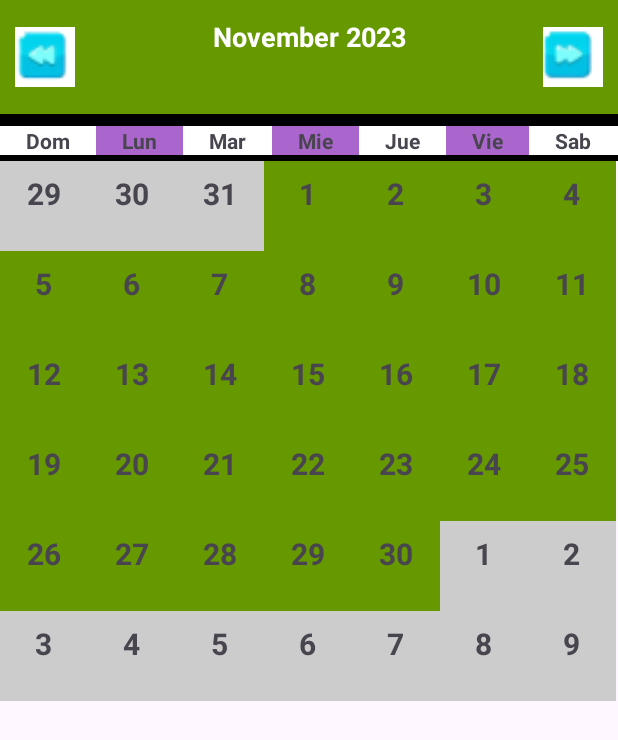
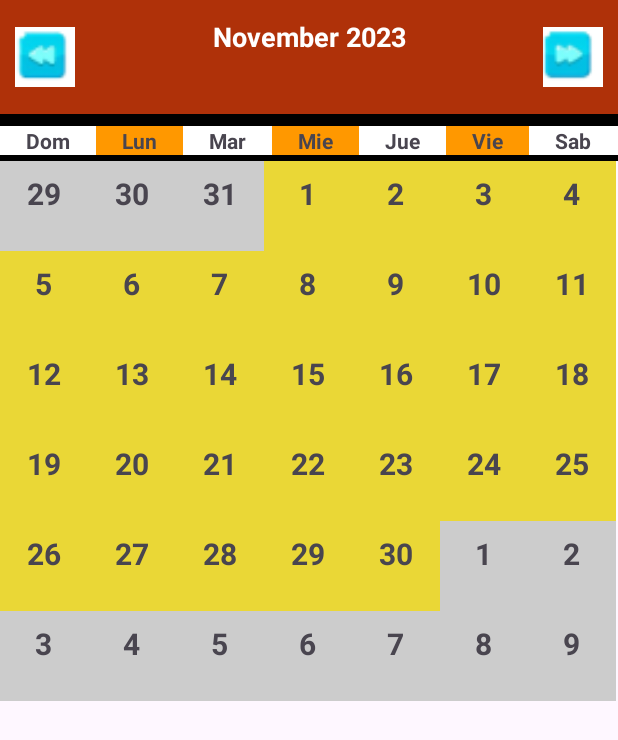
Before and after one commit to matttuuu/app-calendarioEvaluaciones, an Android app: the Activity3 screen opened directly, with no data from a screen before it, on a phone screen of 412 x 824 dp. Shown: the top 740 px of the screen. Run offline under Robolectric (Android 15) with nearby library versions, the phone set to English and light mode, and no system bars.

Commit message:
Cambiar color calendario Acompañante Terapeutico

```diff
--- a/CalendarAppIDRA/app/src/main/java/com/example/calendarapp_idra/DBStructure.java
+++ b/CalendarAppIDRA/app/src/main/java/com/example/calendarapp_idra/DBStructure.java
@@ -1,7 +1,7 @@
 package com.example.calendarapp_idra;
 
 public class DBStructure {
-    public static final String DB_NAME = "EVENTS_DB";
+    public static final String DB_NAME = "EVENTS_DB"; //SOFTWARE.
     public static final int DB_VERSION = 1;
     public static final String EVENT_TABLE_NAME="eventstable";
     public static final String EVENT = "event";
--- a/CalendarAppIDRA/app/src/main/java/com/example/calendarapp_idra/DBStructureTerapeutico.java
+++ b/CalendarAppIDRA/app/src/main/java/com/example/calendarapp_idra/DBStructureTerapeutico.java
@@ -2,7 +2,7 @@ package com.example.calendarapp_idra;
 
 public class DBStructureTerapeutico {
 
-    public static final String DB_NAME_TERA = "EVENTS_DB_TERA";
+    public static final String DB_NAME_TERA = "EVENTS_DB_TERA"; //TERAPEUTICO.
     public static final int DB_VERSION_TERA = 1;
     public static final String EVENT_TABLE_NAME_TERA ="eventstable";
     public static final String EVENT_TERA = "event";
--- a/CalendarAppIDRA/app/src/main/java/com/example/calendarapp_idra/MyGridAdapter.java
+++ b/CalendarAppIDRA/app/src/main/java/com/example/calendarapp_idra/MyGridAdapter.java
@@ -60,7 +60,7 @@ public class MyGridAdapter extends ArrayAdapter {
         }
 
         if (displayMonth == currentMonth && displayYear == currentYear){
-            view.setBackgroundColor(getContext().getResources().getColor(R.color.green));
+            view.setBackgroundColor(getContext().getResources().getColor(R.color.green)); //PARA CAMBIAR EL COLOR RESALTADOS DE LOS DÍAS DEL MES. EL COLOR ESTA ALOJADO EN RES/VALUES/COLORS.XML, AHI SE PUEDEN CREAR LOS QUE QUIERAS CON LAS ETIQUETAS.
         }
         else {
             view.setBackgroundColor(Color.parseColor("#cccccc"));
--- a/CalendarAppIDRA/app/src/main/java/com/example/calendarapp_idra/MyGridAdapterTerapeutico.java
+++ b/CalendarAppIDRA/app/src/main/java/com/example/calendarapp_idra/MyGridAdapterTerapeutico.java
@@ -60,7 +60,7 @@ public class MyGridAdapterTerapeutico extends ArrayAdapter {
         }
 
         if (displayMonthTera == currentMonthTera && displayYearTera == currentYearTera){
-            view.setBackgroundColor(getContext().getResources().getColor(R.color.green));
+            view.setBackgroundColor(getContext().getResources().getColor(R.color.lightyellow)); //PARA CAMBIAR EL COLOR RESALTADOS DE LOS DÍAS DEL MES. EL COLOR ESTA ALOJADO EN RES/VALUES/COLORS.XML
         }
         else {
             view.setBackgroundColor(Color.parseColor("#cccccc"));
--- a/CalendarAppIDRA/app/src/main/res/layout/calendar_layout_tera.xml
+++ b/CalendarAppIDRA/app/src/main/res/layout/calendar_layout_tera.xml
@@ -10,7 +10,7 @@
         android:orientation="horizontal"
         android:paddingTop="8dp"
         android:paddingBottom="8dp"
-        android:background="@android:color/holo_green_dark">
+        android:background="#AF3109">
 
         <ImageButton
             android:layout_width="40dp"
@@ -62,7 +62,7 @@
             android:layout_height="wrap_content"
             android:gravity="center"
             android:text="Lun"
-            android:background="@android:color/holo_purple"
+            android:background="#FF9800"
             android:layout_marginTop="4dp"
             android:layout_weight="1"
             android:textStyle="bold"
@@ -82,7 +82,7 @@
             android:layout_height="wrap_content"
             android:gravity="center"
             android:text="Mie"
-            android:background="@android:color/holo_purple"
+            android:background="#FF9800"
             android:layout_marginTop="4dp"
             android:layout_weight="1"
             android:textStyle="bold"
@@ -102,7 +102,7 @@
             android:layout_height="wrap_content"
             android:gravity="center"
             android:text="Vie"
-            android:background="@android:color/holo_purple"
+            android:background="#FF9800"
             android:layout_marginTop="4dp"
             android:layout_weight="1"
             android:textStyle="bold"
--- a/CalendarAppIDRA/app/src/main/res/values/colors.xml
+++ b/CalendarAppIDRA/app/src/main/res/values/colors.xml
@@ -3,4 +3,5 @@
     <color name="black">#FF000000</color>
     <color name="white">#FFFFFFFF</color>
     <color name="green">@android:color/holo_green_dark</color>
+    <color name="lightyellow">#EAD736</color>
 </resources>
```
